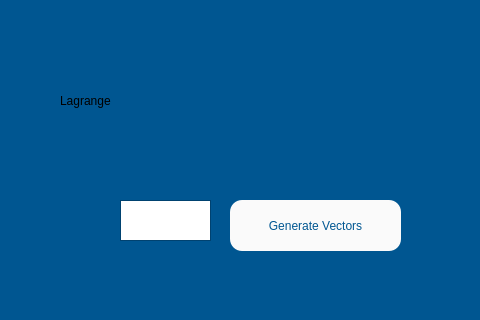
Before: the Qt Designer form Designer/lagrange_window.ui in ManuelG28/Numerikiando, drawn with Qt 5; both pictures show x 0 to 480 and y 0 to 320 of the 900 by 700 pixel window.
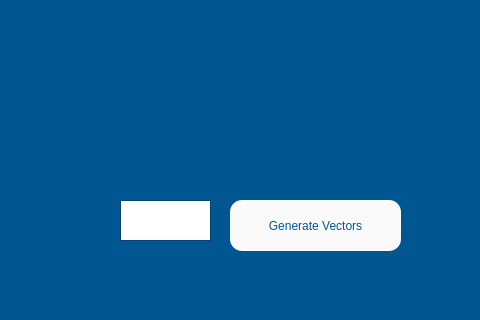
After: the same form once the commit is applied. Icons and pictures are not drawn.

```diff
--- a/Designer/lagrange_window.ui
+++ b/Designer/lagrange_window.ui
@@ -102,7 +102,7 @@
     <string notr="true"/>
    </property>
    <property name="text">
-    <string>Lagrange</string>
+    <string/>
    </property>
   </widget>
   <widget class="QLabel" name="label_5">
```
Left out of the diff: 2 changed lines with no effect on the pictures.
